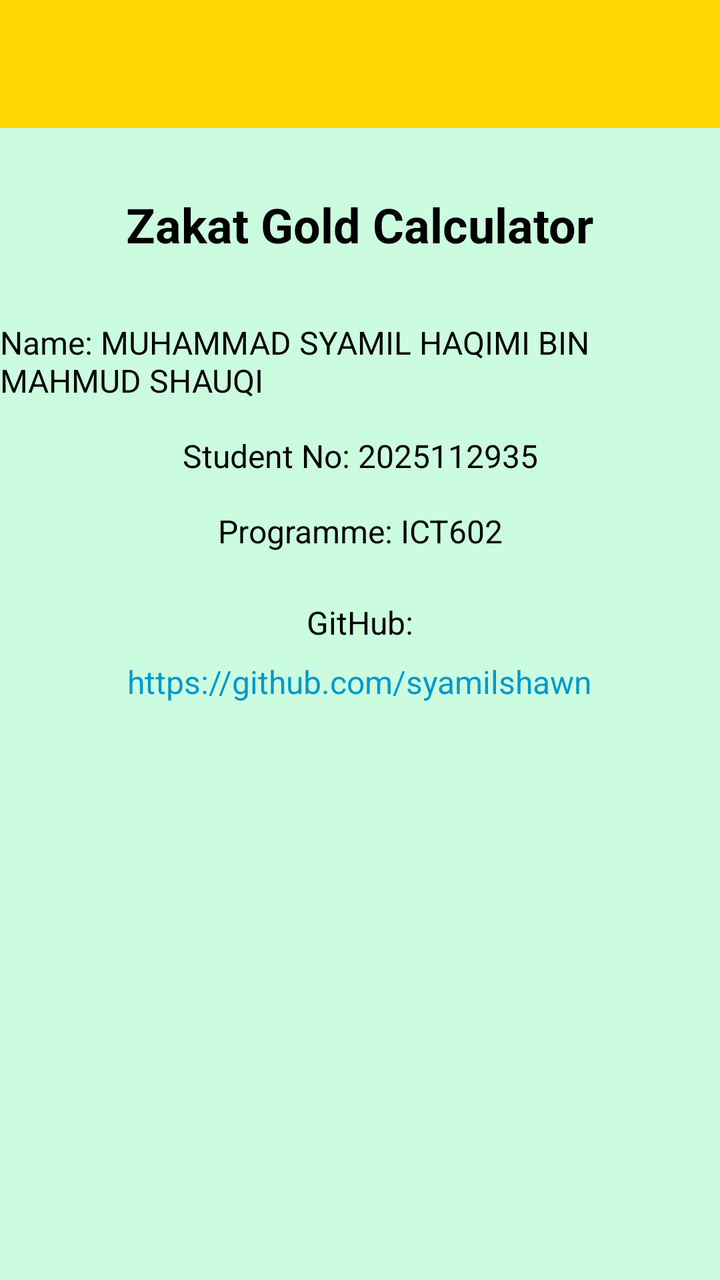
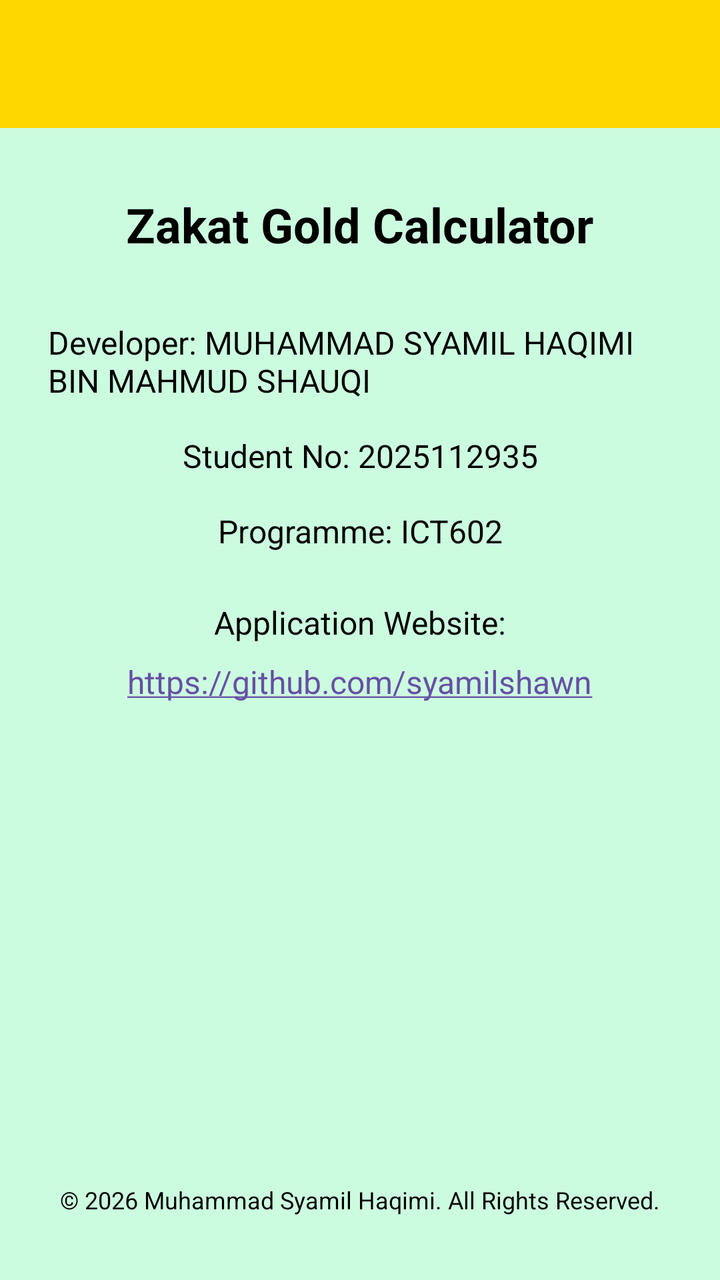

Before-and-after screenshots of an Android layout around one commit, followed by the original layout XML and the change that was made.
<!-- AndroidManifest.xml: application theme Theme.ZakayGoldV2 -->
<!-- res/layout/activity_about.xml -->
<?xml version="1.0" encoding="utf-8"?>
<androidx.constraintlayout.widget.ConstraintLayout xmlns:android="http://schemas.android.com/apk/res/android"
    xmlns:app="http://schemas.android.com/apk/res-auto"
    xmlns:tools="http://schemas.android.com/tools"
    android:id="@+id/main"
    android:layout_width="match_parent"
    android:layout_height="match_parent"
    android:background="@color/light_green"
    android:fitsSystemWindows="true"
    tools:context=".AboutActivity">

    <androidx.appcompat.widget.Toolbar
        android:id="@+id/toolbar_about"
        android:layout_width="match_parent"
        android:layout_height="wrap_content"
        android:background="@color/gold"
        android:minHeight="?attr/actionBarSize"
        android:theme="@style/ThemeOverlay.AppCompat.Light"
        app:layout_constraintEnd_toEndOf="parent"
        app:layout_constraintStart_toStartOf="parent"
        app:layout_constraintTop_toTopOf="parent" />

    <TextView
        android:id="@+id/aboutTitle"
        android:layout_width="wrap_content"
        android:layout_height="wrap_content"
        android:layout_marginTop="32dp"
        android:text="Zakat Gold Calculator"
        android:textColor="@color/black"
        android:textSize="24sp"
        android:textStyle="bold"
        app:layout_constraintEnd_toEndOf="parent"
        app:layout_constraintStart_toStartOf="parent"
        app:layout_constraintTop_toBottomOf="@+id/toolbar_about" />

    <TextView
        android:id="@+id/txtName"
        android:layout_width="wrap_content"
        android:layout_height="wrap_content"
        android:layout_marginTop="32dp"
        android:text="Name: MUHAMMAD SYAMIL HAQIMI BIN MAHMUD SHAUQI"
        android:textAlignment="center"
        android:textColor="@color/black"
        android:textSize="16sp"
        app:layout_constraintEnd_toEndOf="parent"
        app:layout_constraintStart_toStartOf="parent"
        app:layout_constraintTop_toBottomOf="@+id/aboutTitle" />

    <TextView
        android:id="@+id/txtStudentId"
        android:layout_width="wrap_content"
        android:layout_height="wrap_content"
        android:layout_marginTop="16dp"
        android:text="Student No: 2025112935"
        android:textColor="@color/black"
        android:textSize="16sp"
        app:layout_constraintEnd_toEndOf="parent"
        app:layout_constraintStart_toStartOf="parent"
        app:layout_constraintTop_toBottomOf="@+id/txtName" />

    <TextView
        android:id="@+id/txtProgramme"
        android:layout_width="wrap_content"
        android:layout_height="wrap_content"
        android:layout_marginTop="16dp"
        android:text="Programme: ICT602"
        android:textColor="@color/black"
        android:textSize="16sp"
        app:layout_constraintEnd_toEndOf="parent"
        app:layout_constraintStart_toStartOf="parent"
        app:layout_constraintTop_toBottomOf="@+id/txtStudentId" />

    <TextView
        android:id="@+id/textView6"
        android:layout_width="wrap_content"
        android:layout_height="wrap_content"
        android:layout_marginTop="24dp"
        android:text="GitHub:"
        android:textColor="@color/black"
        android:textSize="16sp"
        app:layout_constraintEnd_toEndOf="parent"
        app:layout_constraintStart_toStartOf="parent"
        app:layout_constraintTop_toBottomOf="@+id/txtProgramme" />

    <TextView
        android:id="@+id/txtLink"
        android:layout_width="wrap_content"
        android:layout_height="wrap_content"
        android:layout_marginTop="8dp"
        android:text="https://github.com/syamilshawn"
        android:textColor="@android:color/holo_blue_dark"
        android:textSize="16sp"
        app:layout_constraintEnd_toEndOf="parent"
        app:layout_constraintStart_toStartOf="parent"
        app:layout_constraintTop_toBottomOf="@+id/textView6" />

</androidx.constraintlayout.widget.ConstraintLayout>
<!-- resources referenced by this layout -->
<resources>
  <color name="black">#FF000000</color>
  <color name="gold">#FFD700</color>
  <color name="light_green">#CCFCE0</color>
  <style name="Theme.ZakayGoldV2" parent="Base.Theme.ZakayGoldV2" />
  <style name="Base.Theme.ZakayGoldV2" parent="Theme.Material3.DayNight.NoActionBar">
          
          
      </style>
</resources>

<!-- the commit's change to res/layout/activity_about.xml (unified diff, before → after) -->
@@ -35,10 +35,12 @@
 
     <TextView
         android:id="@+id/txtName"
-        android:layout_width="wrap_content"
+        android:layout_width="0dp"
         android:layout_height="wrap_content"
+        android:layout_marginStart="24dp"
         android:layout_marginTop="32dp"
-        android:text="Name: MUHAMMAD SYAMIL HAQIMI BIN MAHMUD SHAUQI"
+        android:layout_marginEnd="24dp"
+        android:text="Developer: MUHAMMAD SYAMIL HAQIMI BIN MAHMUD SHAUQI"
         android:textAlignment="center"
         android:textColor="@color/black"
         android:textSize="16sp"
@@ -75,7 +77,7 @@
         android:layout_width="wrap_content"
         android:layout_height="wrap_content"
         android:layout_marginTop="24dp"
-        android:text="GitHub:"
+        android:text="Application Website:"
         android:textColor="@color/black"
         android:textSize="16sp"
         app:layout_constraintEnd_toEndOf="parent"
@@ -90,8 +92,23 @@
         android:text="https://github.com/syamilshawn"
         android:textColor="@android:color/holo_blue_dark"
         android:textSize="16sp"
+        android:autoLink="web"
+        android:linksClickable="true"
         app:layout_constraintEnd_toEndOf="parent"
         app:layout_constraintStart_toStartOf="parent"
         app:layout_constraintTop_toBottomOf="@+id/textView6" />
 
+    
+    <TextView
+        android:id="@+id/txtCopyright"
+        android:layout_width="wrap_content"
+        android:layout_height="wrap_content"
+        android:layout_marginBottom="32dp"
+        android:text="© 2026 Muhammad Syamil Haqimi. All Rights Reserved."
+        android:textColor="@color/black"
+        android:textSize="12sp"
+        app:layout_constraintBottom_toBottomOf="parent"
+        app:layout_constraintEnd_toEndOf="parent"
+        app:layout_constraintStart_toStartOf="parent" />
+
 </androidx.constraintlayout.widget.ConstraintLayout>
